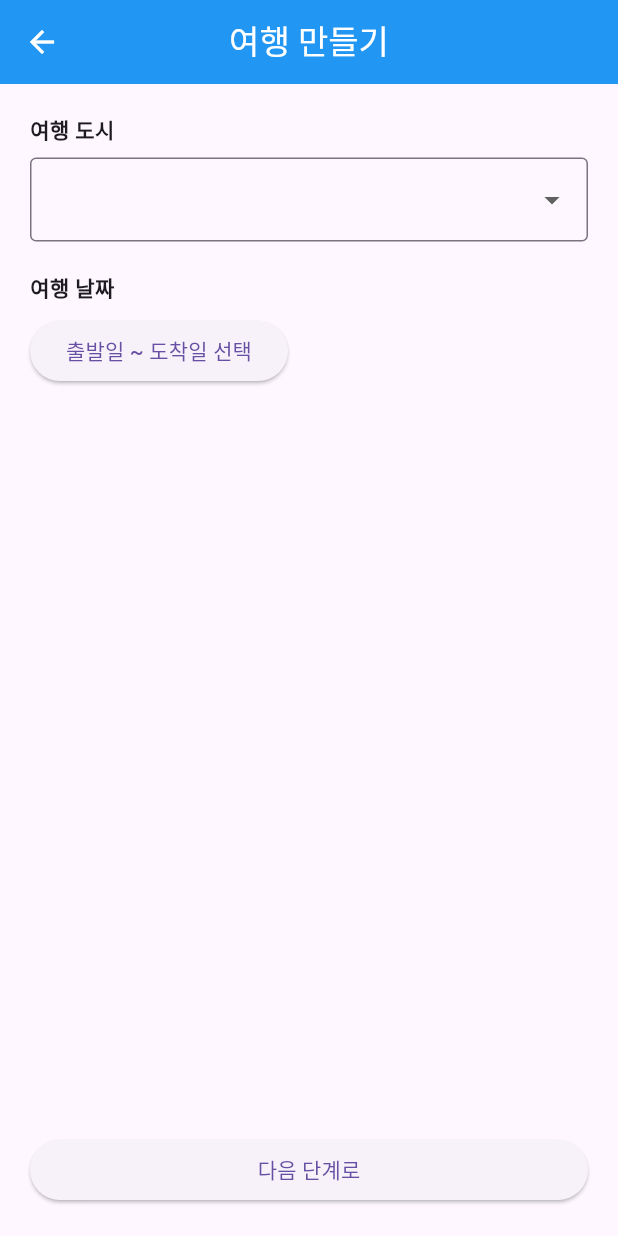
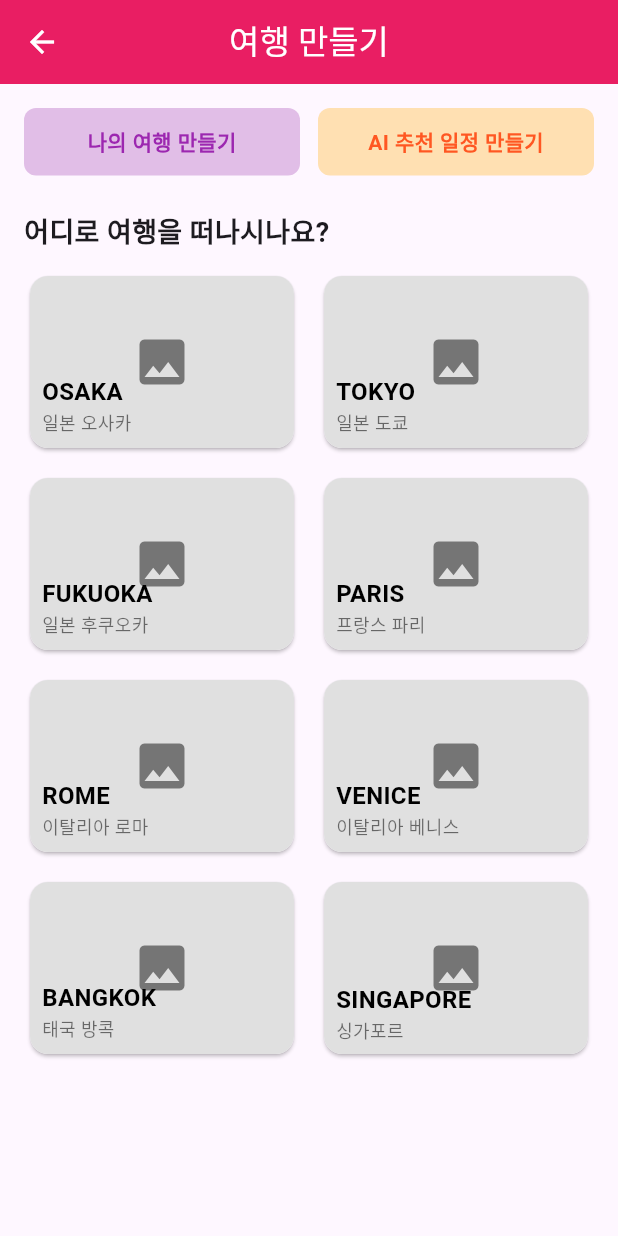
Before and after one commit to Rabbokki/mobile-app-function-impl, a Flutter app: the MakeTripScreen screen opened by its route, on a phone screen of 412 x 824 dp. Run offline on Flutter 3.47's test engine with Material 3 defaults, Android fonts, the phone set to English and light mode, and no system bars.

Commit message:
스텝123 , 에이아이 플래너 수정

```diff
--- a/lib/routes.dart
+++ b/lib/routes.dart
@@ -7,6 +7,12 @@ import 'screens/community/community_home.dart';
 import 'screens/mypage/mypage_screen.dart';
 import 'screens/auth/login_screen.dart';
 import 'screens/auth/signup_screen.dart';
+import 'screens/travel_planner/manual_itinerary_screen.dart';
+import 'screens/travel_planner/ai_itinerary_screen.dart';
+import 'screens/travel_planner/step1_date_selection.dart';
+import 'screens/travel_planner/step2_attraction_selection.dart';
+import 'screens/travel_planner/step3_accommodation_selection.dart';
+import 'screens/travel_planner/step5_itinerary_generation.dart';
 
 final Map<String, WidgetBuilder> appRoutes = {
   '/': (context) => const HomeScreen(),
@@ -17,4 +23,11 @@ final Map<String, WidgetBuilder> appRoutes = {
   '/mypage': (context) => const MyPageScreen(),
   '/login': (context) => const LoginScreen(),
   '/signup': (context) => const SignupScreen(),
+  '/manual_itinerary': (context) => const ManualItineraryScreen(),
+  '/ai_itinerary': (context) => const AiItineraryScreen(),
+  '/step1': (context) => const Step1DateSelection(),
+  '/step2': (context) => const Step2AttractionSelection(),
+  '/step3': (context) => const Step3AccommodationSelection(),
+  '/step5': (context) => const Step5ItineraryGeneration(),
+
 };
--- a/lib/screens/travel_planner/make_trip_screen.dart
+++ b/lib/screens/travel_planner/make_trip_screen.dart
@@ -2,6 +2,49 @@ import 'package:flutter/material.dart';
 
 class MakeTripScreen extends StatelessWidget {
   const MakeTripScreen({super.key});
+
+  final List<Map<String, String>> destinations = const [
+    {
+      'city': 'OSAKA',
+      'country': '일본 오사카',
+      'route': '/step1',
+    },
+    {
+      'city': 'TOKYO',
+      'country': '일본 도쿄',
+      'route': '/step1',
+    },
+    {
+      'city': 'FUKUOKA',
+      'country': '일본 후쿠오카',
+      'route': '/step1',
+    },
+    {
+      'city': 'PARIS',
+      'country': '프랑스 파리',
+      'route': '/step1',
+    },
+    {
+      'city': 'ROME',
+      'country': '이탈리아 로마',
+      'route': '/step1',
+    },
+    {
+      'city': 'VENICE',
+      'country': '이탈리아 베니스',
+      'route': '/step1',
+    },
+    {
+      'city': 'BANGKOK',
+      'country': '태국 방콕',
+      'route': '/step1',
+    },
+    {
+      'city': 'SINGAPORE',
+      'country': '싱가포르',
+      'route': '/step1',
+    },
+  ];
 
   @override
   Widget build(BuildContext context) {
@@ -9,44 +52,137 @@ class MakeTripScreen extends StatelessWidget {
       appBar: AppBar(
         title: const Text('여행 만들기'),
         centerTitle: true,
-        backgroundColor: Colors.blue,
+        backgroundColor: Colors.pink,
         foregroundColor: Colors.white,
       ),
       body: Padding(
-        padding: const EdgeInsets.all(20),
+        padding: const EdgeInsets.all(16),
         child: Column(
           crossAxisAlignment: CrossAxisAlignment.start,
           children: [
-            const Text('여행 도시', style: TextStyle(fontWeight: FontWeight.bold)),
-            const SizedBox(height: 8),
-            DropdownButtonFormField<String>(
-              items: const [
-                DropdownMenuItem(value: '도쿄', child: Text('도쿄')),
-                DropdownMenuItem(value: '오사카', child: Text('오사카')),
-                DropdownMenuItem(value: '파리', child: Text('파리')),
+            // ✅ 상단 버튼
+            Row(
+              mainAxisAlignment: MainAxisAlignment.spaceEvenly,
+              children: [
+                Expanded(
+                  child: GestureDetector(
+                    onTap: () {
+                      Navigator.pushNamed(context, '/manual_itinerary');
+                    },
+                    child: Container(
+                      padding: const EdgeInsets.symmetric(vertical: 12),
+                      decoration: BoxDecoration(
+                        color: Colors.purple.shade100,
+                        borderRadius: BorderRadius.circular(8),
+                      ),
+                      child: const Center(
+                        child: Text(
+                          '나의 여행 만들기',
+                          style: TextStyle(
+                            fontWeight: FontWeight.bold,
+                            color: Colors.purple,
+                          ),
+                        ),
+                      ),
+                    ),
+                  ),
+                ),
+                const SizedBox(width: 12),
+                Expanded(
+                  child: GestureDetector(
+                    onTap: () {
+                      Navigator.pushNamed(context, '/ai_itinerary');
+                    },
+                    child: Container(
+                      padding: const EdgeInsets.symmetric(vertical: 12),
+                      decoration: BoxDecoration(
+                        color: Colors.orange.shade100,
+                        borderRadius: BorderRadius.circular(8),
+                      ),
+                      child: const Center(
+                        child: Text(
+                          'AI 추천 일정 만들기',
+                          style: TextStyle(
+                            fontWeight: FontWeight.bold,
+                            color: Colors.deepOrange,
+                          ),
+                        ),
+                      ),
+                    ),
+                  ),
+                ),
               ],
-              onChanged: (value) {},
-              decoration: const InputDecoration(border: OutlineInputBorder()),
             ),
-            const SizedBox(height: 20),
-            const Text('여행 날짜', style: TextStyle(fontWeight: FontWeight.bold)),
-            const SizedBox(height: 8),
-            ElevatedButton(
-              onPressed: () {
-                // 달력 선택 기능은 나중에 추가 가능
-              },
-              child: const Text('출발일 ~ 도착일 선택'),
+
+            const SizedBox(height: 24),
+            const Text(
+              '어디로 여행을 떠나시나요?',
+              style: TextStyle(fontSize: 18, fontWeight: FontWeight.bold),
             ),
-            const Spacer(),
-            SizedBox(
-              width: double.infinity,
-              child: ElevatedButton(
-                onPressed: () {
-                  // 다음 스텝 이동 예정
+            const SizedBox(height: 12),
+            Expanded(
+              child: GridView.builder(
+                itemCount: destinations.length,
+                gridDelegate: const SliverGridDelegateWithFixedCrossAxisCount(
+                  crossAxisCount: 2,
+                  childAspectRatio: 3 / 2,
+                  crossAxisSpacing: 12,
+                  mainAxisSpacing: 12,
+                ),
+                itemBuilder: (context, index) {
+                  final city = destinations[index];
+                  return GestureDetector(
+                    onTap: () {
+                      Navigator.pushNamed(context, city['route']!);
+                    },
+                    child: Card(
+                      clipBehavior: Clip.antiAlias,
+                      shape: RoundedRectangleBorder(
+                        borderRadius: BorderRadius.circular(12),
+                      ),
+                      child: Container(
+                        color: Colors.grey.shade300,
+                        child: Stack(
+                          children: [
+                            Center(
+                              child: Icon(
+                                Icons.image,
+                                size: 40,
+                                color: Colors.grey.shade600,
+                              ),
+                            ),
+                            Positioned(
+                              left: 8,
+                              bottom: 8,
+                              child: Column(
+                                crossAxisAlignment: CrossAxisAlignment.start,
+                                children: [
+                                  Text(
+                                    city['city']!,
+                                    style: const TextStyle(
+                                      color: Colors.black,
+                                      fontWeight: FontWeight.bold,
+                                      fontSize: 16,
+                                    ),
+                                  ),
+                                  Text(
+                                    city['country']!,
+                                    style: const TextStyle(
+                                      color: Colors.black54,
+                                      fontSize: 12,
+                                    ),
+                                  ),
+                                ],
+                              ),
+                            ),
+                          ],
+                        ),
+                      ),
+                    ),
+                  );
                 },
-                child: const Text('다음 단계로'),
               ),
-            )
+            ),
           ],
         ),
       ),
```
Also changed, not shown: lib/screens/travel_planner/ai_itinerary_screen.dart (added, +78 -0 lines), lib/screens/travel_planner/manual_itinerary_screen.dart (added, +24 -0 lines), lib/screens/travel_planner/step1_date_selection.dart (+88 -0 lines), lib/screens/travel_planner/step2_attraction_selection.dart (+94 -0 lines), lib/screens/travel_planner/step3_accommodation_selection.dart (+102 -0 lines).
